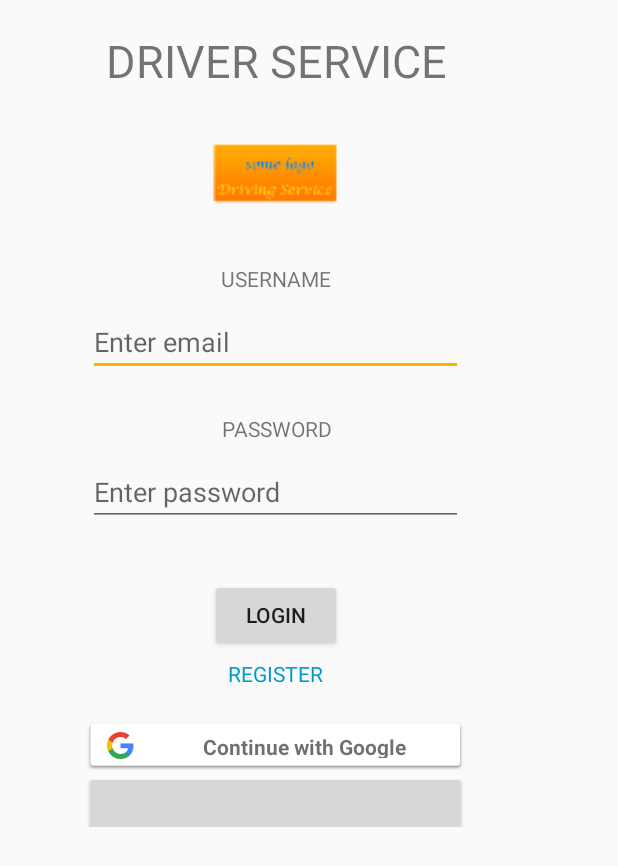
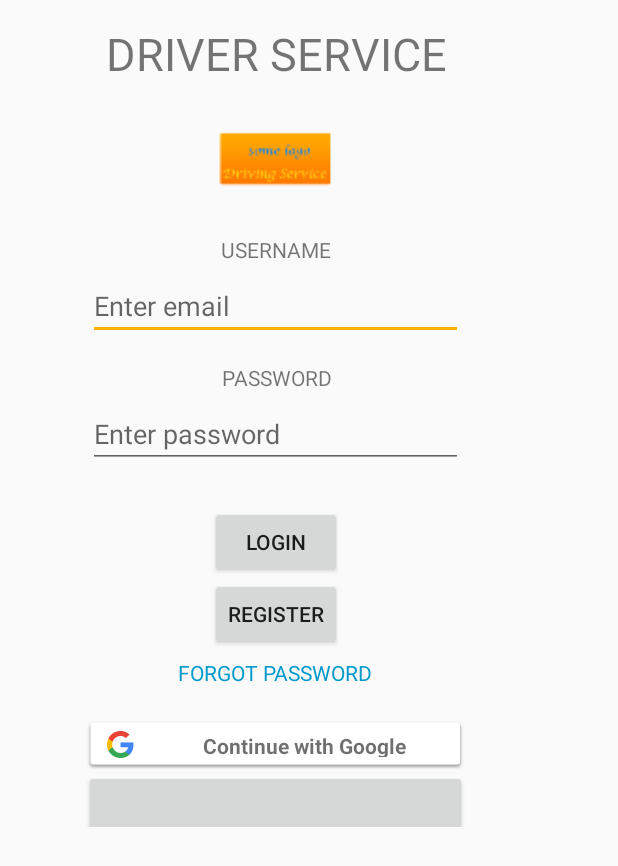
Before and after one commit to lightchrono/DriverLicense, an Android app: the screen it shows after launch (LoginActivity), on a phone screen of 412 x 824 dp. Shown: the top 866 px of the screen. Run offline under Robolectric (Android 15) with nearby library versions, the phone set to English and light mode, and no system bars; our stand-ins replace Firebase (no records; nobody signed in at launch, a user with empty details on screens opened directly); libraries missing offline, so code that uses them is left out: com.facebook, com.facebook.login; plain views replace LoginButton; 4 statements that could not run were skipped.

```diff
--- a/app/src/main/java/com/example/intern01/driverlicense/LoginActivity.java
+++ b/app/src/main/java/com/example/intern01/driverlicense/LoginActivity.java
@@ -31,6 +31,7 @@ import com.google.firebase.auth.AuthCredential;
 import com.google.firebase.auth.AuthResult;
 import com.google.firebase.auth.FacebookAuthProvider;
 import com.google.firebase.auth.FirebaseAuth;
+import com.google.firebase.auth.FirebaseUser;
 
 public class LoginActivity extends AppCompatActivity {
 
@@ -105,11 +106,11 @@ public class LoginActivity extends AppCompatActivity {
             builder.show();
         }
 
-        TextView registerTV = (TextView) findViewById(R.id.registerTV);
+        Button registerB = (Button) findViewById(R.id.registerB);
 
         final Intent registerI = new Intent(this, RegisterActivity.class);
 
-        registerTV.setOnClickListener(new View.OnClickListener() {
+        registerB.setOnClickListener(new View.OnClickListener() {
             @Override
             public void onClick(View v) {
                 startActivity(registerI);
@@ -162,6 +163,9 @@ public class LoginActivity extends AppCompatActivity {
                 startActivity(test);
             }
         });
+
+        onStart();
+
     }
 
     private FirebaseAuth auth = null;
@@ -237,4 +241,17 @@ public class LoginActivity extends AppCompatActivity {
                 });
     }
 
+    @Override
+    public void onStart() {
+        super.onStart();
+        FirebaseUser currentUser = auth.getCurrentUser();
+        if(currentUser==null){
+        }
+        else {
+            Intent main = new Intent(getBaseContext(), MainActivity.class);
+            startActivity(main);
+            finish();
+        }
+    }
+
 }
--- a/app/src/main/res/layout/activity_login.xml
+++ b/app/src/main/res/layout/activity_login.xml
@@ -17,7 +17,7 @@
 
         <Space
             android:layout_width="match_parent"
-            android:layout_height="20dp" />
+            android:layout_height="15dp" />
 
         <TextView
             android:id="@+id/loginAPPName"
@@ -36,13 +36,13 @@
             android:adjustViewBounds="true"
             android:layout_width="match_parent"
             android:layout_height="wrap_content"
-            android:maxHeight="100dp"
-            android:maxWidth="200dp"
+            android:maxHeight="90dp"
+            android:maxWidth="190dp"
             app:srcCompat="@mipmap/ic_loadscreen" />
 
         <Space
             android:layout_width="match_parent"
-            android:layout_height="10dp" />
+            android:layout_height="5dp" />
 
         <TextView
             android:id="@+id/loginTVUsername"
@@ -53,7 +53,7 @@
 
         <Space
             android:layout_width="match_parent"
-            android:layout_height="10dp" />
+            android:layout_height="5dp" />
 
         <EditText
             android:id="@+id/loginETUsername"
@@ -65,7 +65,7 @@
 
         <Space
             android:layout_width="match_parent"
-            android:layout_height="25dp" />
+            android:layout_height="15dp" />
 
         <TextView
             android:id="@+id/loginTVPassword"
@@ -76,7 +76,7 @@
 
         <Space
             android:layout_width="match_parent"
-            android:layout_height="10dp" />
+            android:layout_height="5dp" />
 
         <EditText
             android:id="@+id/loginETPassword"
@@ -88,7 +88,7 @@
 
         <Space
             android:layout_width="match_parent"
-            android:layout_height="35dp" />
+            android:layout_height="25dp" />
 
         <Button
             android:id="@+id/loginB"
@@ -96,19 +96,25 @@
             android:layout_height="wrap_content"
             android:text="LOGIN" />
 
+        <Button
+            android:id="@+id/registerB"
+            android:layout_width="wrap_content"
+            android:layout_height="wrap_content"
+            android:text="REGISTER"/>
+
         <Space
             android:layout_width="match_parent"
             android:layout_height="5dp" />
 
         <TextView
-            android:id="@+id/registerTV"
+            android:id="@+id/forgotTV"
             android:paddingLeft="10dp"
             android:paddingRight="10dp"
             android:layout_width="wrap_content"
             android:layout_height="wrap_content"
             android:clickable="true"
             android:gravity="center_horizontal"
-            android:text="REGISTER"
+            android:text="FORGOT PASSWORD"
             android:textColor="@android:color/holo_blue_dark" />
 
         <LinearLayout
```
